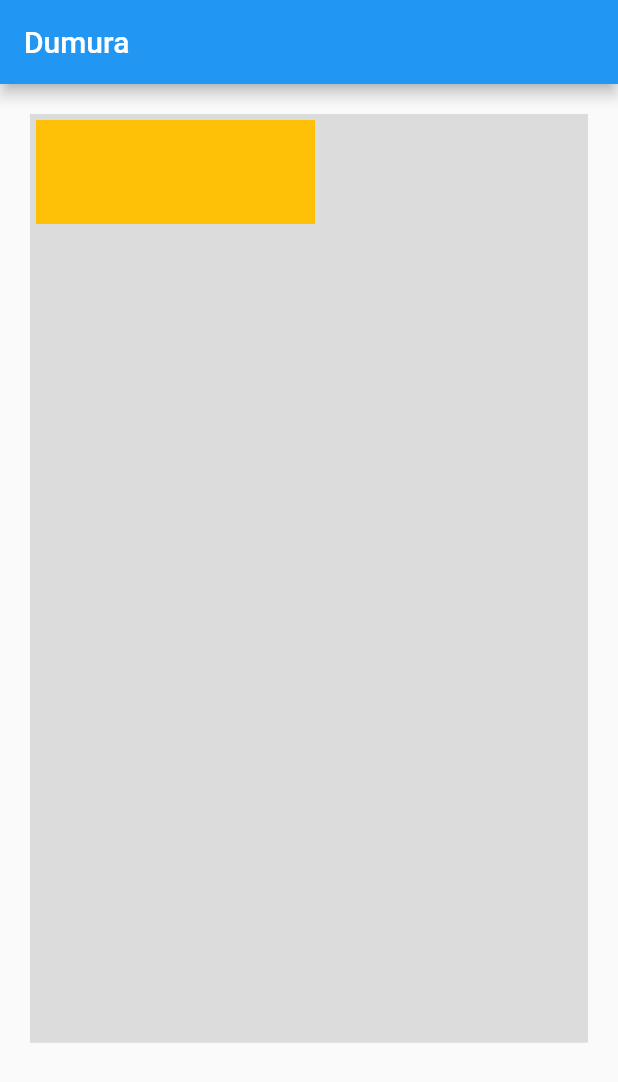
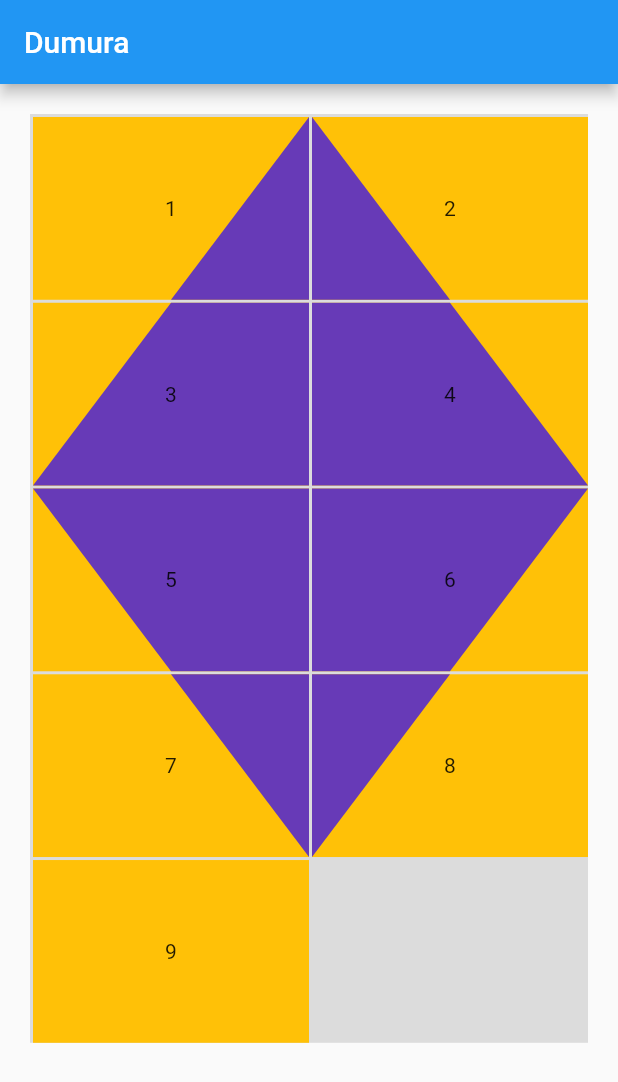
Before and after one commit to massimilianoporzio/puzzle, a Flutter app: the screen it shows after launch, on a phone screen of 412 x 824 dp. Shown: the top 1082 px of the screen. Run offline on Flutter 3.47's test engine with Material 2 defaults, Android fonts, the phone set to English and light mode, and no system bars; our stand-ins replace equatable, flutter_bloc, get_it.

Commit message:
andato avanti

```diff
--- a/lib/src/features/game/presentation/cubit/game_state.dart
+++ b/lib/src/features/game/presentation/cubit/game_state.dart
@@ -17,8 +17,8 @@ class GameState extends Equatable {
   //all'inizio 4x4 non risolto e con zero mosse
   factory GameState.inital() => GameState(
         cols: 2,
-        rows: 9,
-        puzzle: Puzzle.create(2, 9), //2 colonne 9 righe dumura
+        rows: 5,
+        puzzle: Puzzle.create(2, 5), //2 colonne 5 righe dumura
         solved: false,
         moves: 0,
       );
--- a/lib/src/features/game/presentation/widgets/puzzle_area.dart
+++ b/lib/src/features/game/presentation/widgets/puzzle_area.dart
@@ -12,18 +12,22 @@ class PuzzleArea extends StatelessWidget {
       color: Colors.black12,
       child: LayoutBuilder(
         builder: (BuildContext context, BoxConstraints constraints) {
+          //CREO L'IMMAGINE DEL ROMBO
           //recupero lo stato e resto a guardarne i cambiamenti
           final state = context.watch<GameCubit>().state;
           final tileWidth = constraints.maxWidth / state.cols;
           final tileHeight = constraints.maxHeight / state.rows;
           return Stack(
             children: [
-              ...state.puzzle.tiles
-                  .map((tile) => PuzzleTile(
-                        height: tileHeight,
-                        width: tileWidth,
-                      ))
-                  .toList()
+              ...state.puzzle.tiles.asMap().entries.map((e) => PuzzleTile(
+                    index: e.key,
+                    width: tileWidth,
+                    height: tileHeight,
+                    tile: e.value,
+                    onTap: () {
+                      context.read<GameCubit>().onTileTapped(e.value);
+                    },
+                  ))
             ],
           );
         },
--- a/lib/src/features/game/presentation/widgets/puzzle_title.dart
+++ b/lib/src/features/game/presentation/widgets/puzzle_title.dart
@@ -1,22 +1,51 @@
 import 'package:flutter/material.dart';
+
+import '../../domain/entities/tile.dart';
+import 'painters.dart';
 
 class PuzzleTile extends StatelessWidget {
   final double width;
   final double height;
+  final int index;
+  final Tile tile;
+  final VoidCallback onTap;
 
   const PuzzleTile({
     Key? key,
     required this.width,
     required this.height,
+    required this.index,
+    required this.tile,
+    required this.onTap,
   }) : super(key: key);
 
   @override
   Widget build(BuildContext context) {
-    return Container(
-      margin: const EdgeInsets.all(4.0),
-      color: Colors.amber,
-      height: height,
-      width: width,
+    return Positioned(
+      left: (tile.position.y - 1) * width,
+      top: (tile.position.x - 1) * height,
+      child: GestureDetector(
+        onTap: onTap,
+        child: Container(
+          margin: const EdgeInsets.all(2.0),
+          color: Colors.amber,
+          height: height - 2,
+          width: width - 2,
+          alignment: Alignment.center,
+          child: Stack(
+            children: [
+              CustomPaint(
+                size: Size(width, height),
+                painter:
+                    Tile1Painter(color: Colors.deepPurple, index: index + 1),
+              ),
+              Center(
+                child: Text(tile.value.toString()),
+              )
+            ],
+          ),
+        ),
+      ),
     );
   }
 }
--- a/lib/src/my_app.dart
+++ b/lib/src/my_app.dart
@@ -1,3 +1,5 @@
+import 'dart:ui';
+
 import 'package:flutter/material.dart';
 import 'package:flutter_bloc/flutter_bloc.dart';
 import 'package:puzzle/src/features/game/presentation/cubit/game_cubit.dart';
@@ -10,6 +12,14 @@ class MyApp extends StatelessWidget {
   @override
   Widget build(BuildContext context) {
     return MaterialApp(
+      scrollBehavior: const MaterialScrollBehavior().copyWith(
+        dragDevices: {
+          PointerDeviceKind.mouse,
+          PointerDeviceKind.touch,
+          PointerDeviceKind.stylus,
+          PointerDeviceKind.unknown,
+        },
+      ),
       home: MultiBlocProvider(
         providers: [
           BlocProvider<GameCubit>(
```
Also changed, not shown: lib/src/features/game/domain/entities/puzzle.dart (+4 -3 lines), lib/src/features/game/presentation/cubit/game_cubit.dart (+23 -0 lines), lib/src/features/game/presentation/widgets/painters.dart (added, +91 -0 lines).
